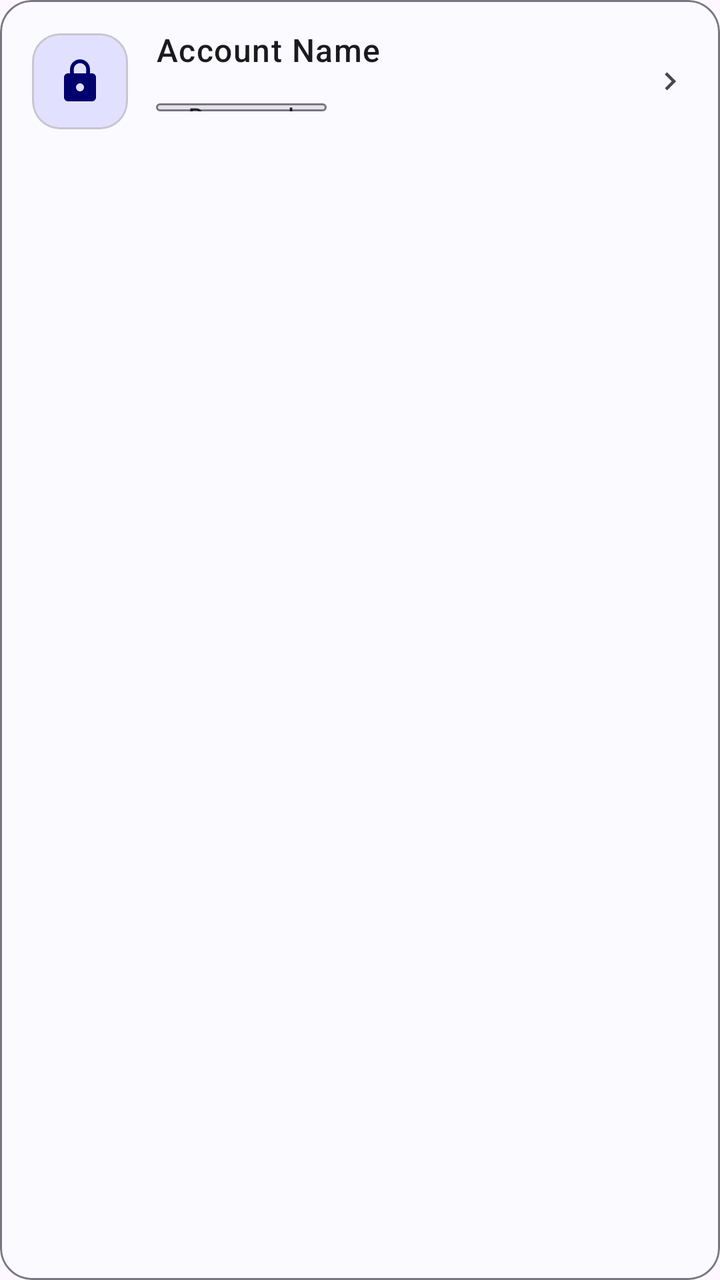
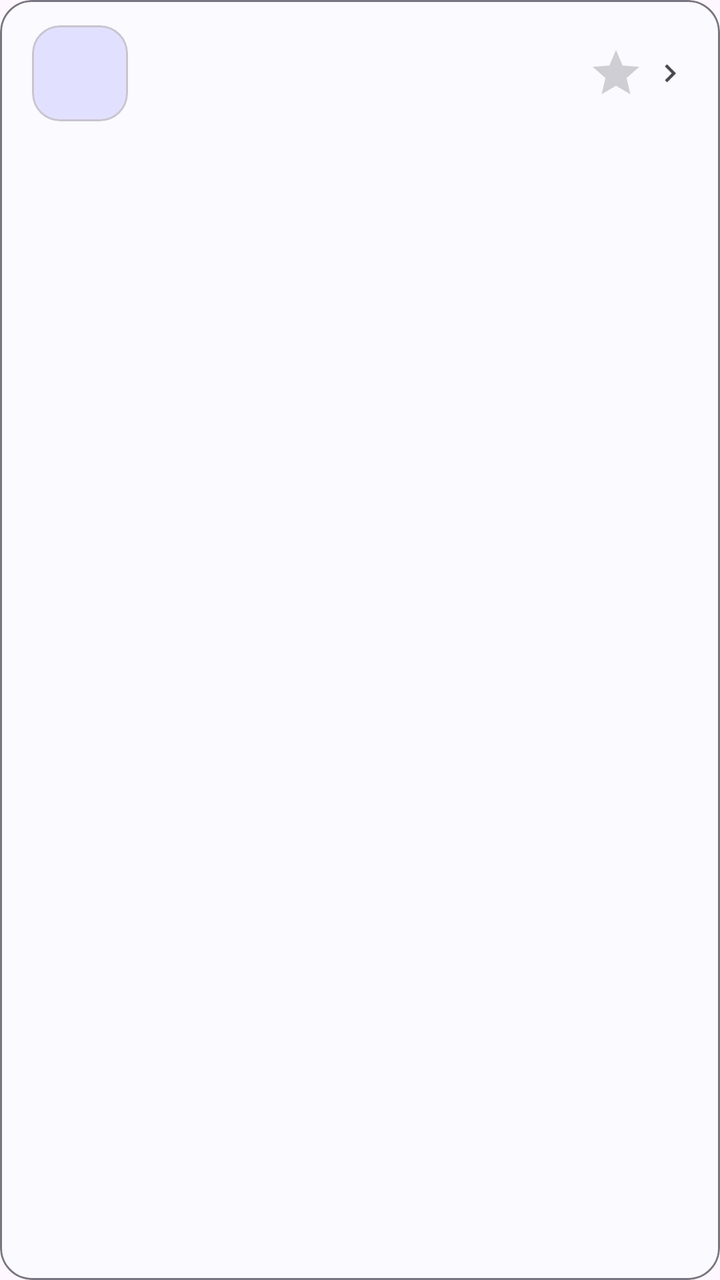

Two renders of the same Android screen: before a commit and after it. Below are the layout's source before the change and the commit's diff.
<!-- AndroidManifest.xml: application theme Theme.SecureVault -->
<!-- res/layout/item_vault.xml -->
<?xml version="1.0" encoding="utf-8"?>
<com.google.android.material.card.MaterialCardView
    xmlns:android="http://schemas.android.com/apk/res/android"
    xmlns:app="http://schemas.android.com/apk/res-auto"
    android:layout_width="match_parent"
    android:layout_height="wrap_content"
    android:layout_marginHorizontal="16dp"
    android:layout_marginVertical="5dp"
    app:cardCornerRadius="16dp"
    app:cardElevation="0dp"
    app:strokeWidth="1dp"
    app:strokeColor="?attr/colorOutline"
    android:clickable="true"
    android:focusable="true">

    <LinearLayout
        android:layout_width="match_parent"
        android:layout_height="wrap_content"
        android:orientation="horizontal"
        android:paddingHorizontal="16dp"
        android:paddingVertical="14dp"
        android:gravity="center_vertical">

        
        <com.google.android.material.card.MaterialCardView
            android:layout_width="48dp"
            android:layout_height="48dp"
            app:cardCornerRadius="14dp"
            app:cardBackgroundColor="?attr/colorPrimaryContainer"
            app:cardElevation="0dp">
            <ImageView
                android:id="@+id/ivItemIcon"
                android:layout_width="24dp"
                android:layout_height="24dp"
                android:layout_gravity="center"
                android:tint="?attr/colorOnPrimaryContainer"
                android:src="@drawable/ic_lock"/>
        </com.google.android.material.card.MaterialCardView>

        
        <LinearLayout
            android:layout_width="0dp"
            android:layout_height="wrap_content"
            android:layout_weight="1"
            android:orientation="vertical"
            android:layout_marginStart="14dp"
            android:layout_marginEnd="8dp">

            <TextView
                android:id="@+id/tvItemName"
                android:layout_width="wrap_content"
                android:layout_height="wrap_content"
                android:textAppearance="@style/TextAppearance.Material3.BodyLarge"
                android:textColor="?attr/colorOnSurface"
                android:fontFamily="sans-serif-medium"
                android:maxLines="1"
                android:ellipsize="end"
                android:text="Account Name"/>

            <com.google.android.material.chip.Chip
                android:id="@+id/chipType"
                android:layout_width="wrap_content"
                android:layout_height="28dp"
                android:text="Password"
                android:checkable="false"
                android:layout_marginTop="4dp"
                android:textAppearance="@style/TextAppearance.Material3.LabelSmall"
                app:chipMinHeight="24dp"
                app:chipBackgroundColor="?attr/colorSurfaceVariant"/>

        </LinearLayout>

        
        <ImageView
            android:layout_width="18dp"
            android:layout_height="18dp"
            android:src="@drawable/ic_chevron_right"
            android:tint="?attr/colorOnSurfaceVariant"/>

    </LinearLayout>

</com.google.android.material.card.MaterialCardView>
<!-- resources referenced by this layout -->
<resources>
  <!-- drawable ic_chevron_right (drawable) -->
  <vector xmlns:android="http://schemas.android.com/apk/res/android"
      android:width="24dp"
      android:height="24dp"
      android:viewportWidth="24"
      android:viewportHeight="24">
    <path android:fillColor="#000000"
          android:pathData="M10,6L8.59,7.41 13.17,12l-4.58,4.59L10,18l6,-6z"/>
  </vector>
  <!-- drawable ic_lock (drawable) -->
  <vector xmlns:android="http://schemas.android.com/apk/res/android"
      android:width="24dp"
      android:height="24dp"
      android:viewportWidth="24"
      android:viewportHeight="24">
    <path
        android:fillColor="#000000"
        android:pathData="M18,8H17V6C17,3.24 14.76,1 12,1S7,3.24 7,6V8H6C4.9,8 4,8.9 4,10V20C4,21.1 4.9,22 6,22H18C19.1,22 20,21.1 20,20V10C20,8.9 19.1,8 18,8ZM12,17C10.9,17 10,16.1 10,15S10.9,13 12,13 14,13.9 14,15 13.1,17 12,17ZM15.1,8H8.9V6C8.9,4.29 10.29,2.9 12,2.9S15.1,4.29 15.1,6V8Z"/>
  </vector>
  <style name="Theme.SecureVault" parent="Theme.Material3.Light.NoActionBar">
          <item name="colorPrimary">@color/md_primary</item>
          <item name="colorOnPrimary">@color/md_on_primary</item>
          <item name="colorPrimaryContainer">@color/md_primary_container</item>
          <item name="colorOnPrimaryContainer">@color/md_on_primary_container</item>
          <item name="colorSurface">@color/md_surface</item>
          <item name="colorOnSurface">@color/md_on_surface</item>
          <item name="colorSurfaceVariant">@color/md_surface_variant</item>
          <item name="colorOnSurfaceVariant">@color/md_on_surface_variant</item>
          <item name="colorOutline">@color/md_outline</item>
          <item name="android:statusBarColor">@android:color/transparent</item>
          <item name="android:navigationBarColor">@android:color/transparent</item>
          <item name="android:windowLightStatusBar">true</item>
      </style>
  <color name="md_primary">#4A55E0</color>
  <color name="md_on_primary">#FFFFFF</color>
  <color name="md_primary_container">#E1E1FF</color>
  <color name="md_on_primary_container">#00006E</color>
  <color name="md_surface">#FAFAFF</color>
  <color name="md_on_surface">#1B1B1F</color>
  <color name="md_surface_variant">#E4E1EC</color>
  <color name="md_on_surface_variant">#47464F</color>
  <color name="md_outline">#787680</color>
</resources>

<!-- the commit's change to res/layout/item_vault.xml (unified diff, before → after) -->
@@ -11,18 +11,20 @@
     app:strokeWidth="1dp"
     app:strokeColor="?attr/colorOutline"
     android:clickable="true"
-    android:focusable="true">
+    android:focusable="true"
+    android:foreground="?attr/selectableItemBackground">
 
     <LinearLayout
         android:layout_width="match_parent"
         android:layout_height="wrap_content"
         android:orientation="horizontal"
         android:paddingHorizontal="16dp"
-        android:paddingVertical="14dp"
+        android:paddingVertical="12dp"
         android:gravity="center_vertical">
 
         
         <com.google.android.material.card.MaterialCardView
+            android:id="@+id/cardIconBg"
             android:layout_width="48dp"
             android:layout_height="48dp"
             app:cardCornerRadius="14dp"
@@ -33,8 +35,7 @@
                 android:layout_width="24dp"
                 android:layout_height="24dp"
                 android:layout_gravity="center"
-                android:tint="?attr/colorOnPrimaryContainer"
-                android:src="@drawable/ic_lock"/>
+                android:tint="?attr/colorOnPrimaryContainer"/>
         </com.google.android.material.card.MaterialCardView>
 
         
@@ -54,28 +55,56 @@
                 android:textColor="?attr/colorOnSurface"
                 android:fontFamily="sans-serif-medium"
                 android:maxLines="1"
-                android:ellipsize="end"
-                android:text="Account Name"/>
+                android:ellipsize="end"/>
 
-            <com.google.android.material.chip.Chip
-                android:id="@+id/chipType"
+            <LinearLayout
                 android:layout_width="wrap_content"
-                android:layout_height="28dp"
-                android:text="Password"
-                android:checkable="false"
+                android:layout_height="wrap_content"
+                android:orientation="horizontal"
                 android:layout_marginTop="4dp"
-                android:textAppearance="@style/TextAppearance.Material3.LabelSmall"
-                app:chipMinHeight="24dp"
-                app:chipBackgroundColor="?attr/colorSurfaceVariant"/>
+                android:gravity="center_vertical">
+
+                <com.google.android.material.chip.Chip
+                    android:id="@+id/chipType"
+                    android:layout_width="wrap_content"
+                    android:layout_height="24dp"
+                    android:textSize="11sp"
+                    android:checkable="false"
+                    app:chipMinHeight="22dp"
+                    app:chipBackgroundColor="?attr/colorSurfaceVariant"/>
+
+                <TextView
+                    android:id="@+id/tvCategory"
+                    android:layout_width="wrap_content"
+                    android:layout_height="wrap_content"
+                    android:textSize="11sp"
+                    android:textColor="?attr/colorPrimary"
+                    android:layout_marginStart="6dp"
+                    android:maxLines="1"
+                    android:ellipsize="end"/>
+
+            </LinearLayout>
 
         </LinearLayout>
+
+        
+        <ImageView
+            android:id="@+id/ivFavorite"
+            android:layout_width="28dp"
+            android:layout_height="28dp"
+            android:src="@drawable/ic_star"
+            android:alpha="0.25"
+            android:clickable="true"
+            android:focusable="true"
+            android:tint="?attr/colorOnSurfaceVariant"/>
 
         
         <ImageView
             android:layout_width="18dp"
             android:layout_height="18dp"
             android:src="@drawable/ic_chevron_right"
-            android:tint="?attr/colorOnSurfaceVariant"/>
+            android:tint="?attr/colorOnSurfaceVariant"
+            android:layout_marginStart="4dp"/>
 
     </LinearLayout>
 
<!-- resource entries referenced after the edit -->
@@ -9,15 +9,15 @@
     <path android:fillColor="#000000"
           android:pathData="M10,6L8.59,7.41 13.17,12l-4.58,4.59L10,18l6,-6z"/>
   </vector>
-  <!-- drawable ic_lock (drawable) -->
+  <!-- drawable ic_star (drawable) -->
   <vector xmlns:android="http://schemas.android.com/apk/res/android"
       android:width="24dp"
       android:height="24dp"
       android:viewportWidth="24"
       android:viewportHeight="24">
-    <path
-        android:fillColor="#000000"
-        android:pathData="M18,8H17V6C17,3.24 14.76,1 12,1S7,3.24 7,6V8H6C4.9,8 4,8.9 4,10V20C4,21.1 4.9,22 6,22H18C19.1,22 20,21.1 20,20V10C20,8.9 19.1,8 18,8ZM12,17C10.9,17 10,16.1 10,15S10.9,13 12,13 14,13.9 14,15 13.1,17 12,17ZM15.1,8H8.9V6C8.9,4.29 10.29,2.9 12,2.9S15.1,4.29 15.1,6V8Z"/>
+      <path
+          android:fillColor="#FFD700"
+          android:pathData="M12,17.27L18.18,21l-1.64,-7.03L22,9.24l-7.19,-0.61L12,2 9.19,8.63 2,9.24l5.46,4.73L5.82,21z"/>
   </vector>
   <style name="Theme.SecureVault" parent="Theme.Material3.Light.NoActionBar">
           <item name="colorPrimary">@color/md_primary</item>
